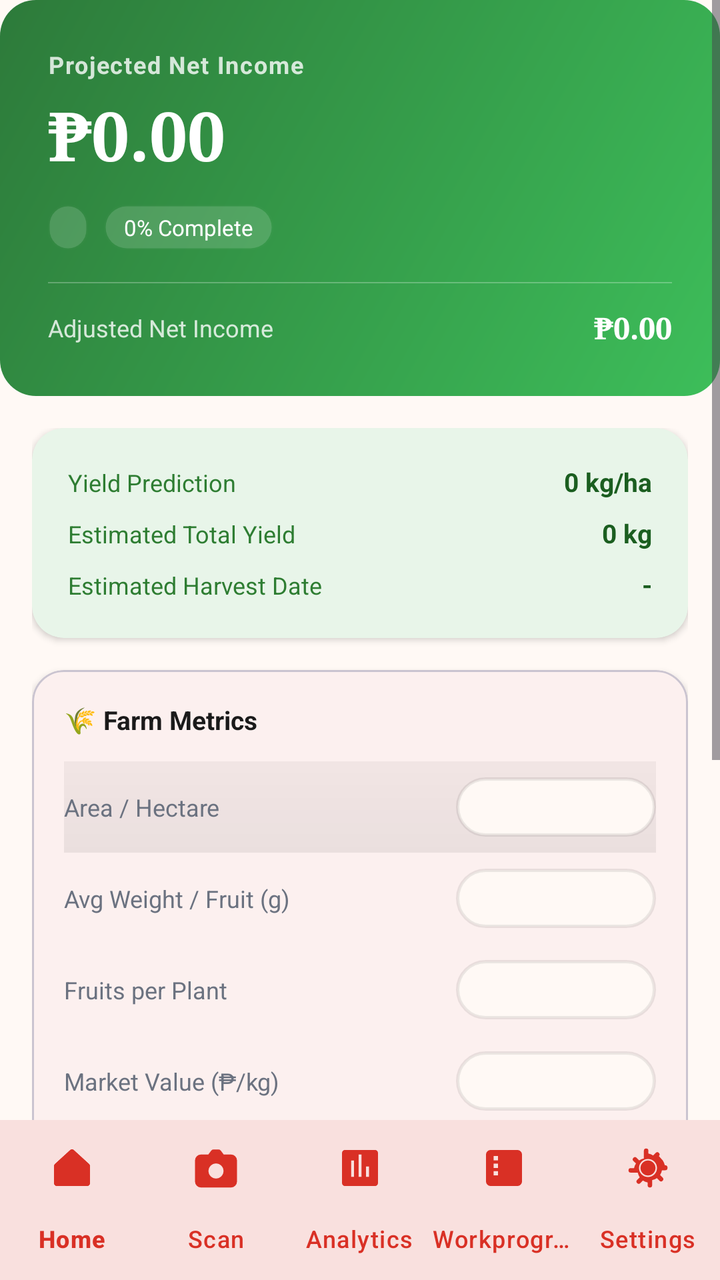
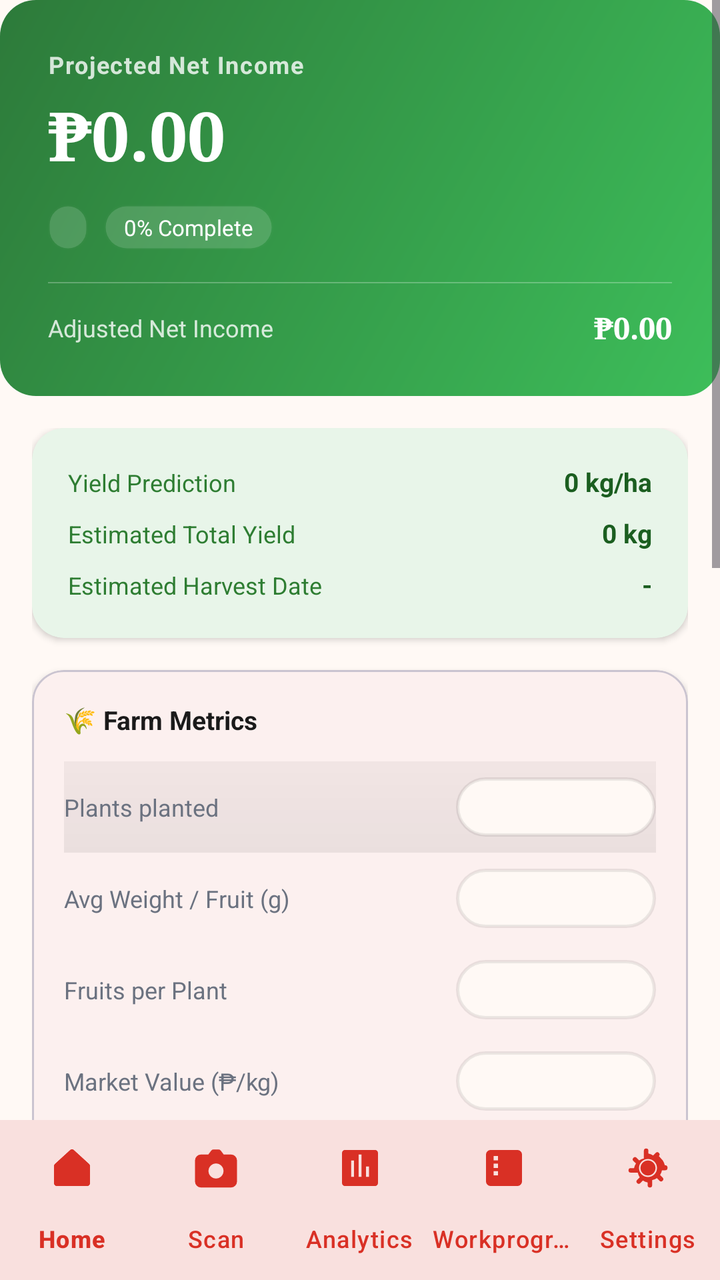

The first picture is an Android layout as it rendered before a commit; the second is the same layout after the commit. The layout source and the unified diff follow.
<!-- AndroidManifest.xml: application theme Theme.TomatoApp -->
<!-- res/layout/activity_calculator.xml -->
<?xml version="1.0" encoding="utf-8"?>
<RelativeLayout xmlns:android="http://schemas.android.com/apk/res/android"
    xmlns:app="http://schemas.android.com/apk/res-auto"
    xmlns:tools="http://schemas.android.com/tools"
    android:id="@+id/main_layout"
    android:layout_width="match_parent"
    android:layout_height="match_parent"
    android:background="@color/cream"
    tools:context=".Calculator">

    
    <ScrollView
        android:id="@+id/main_content"
        android:layout_width="match_parent"
        android:layout_height="match_parent"
        android:layout_above="@id/bottom_navigation"
        android:fillViewport="true"
        android:clipToPadding="false"
        android:paddingBottom="40dp">

        <LinearLayout
            android:layout_width="match_parent"
            android:layout_height="wrap_content"
            android:orientation="vertical"
            android:padding="0dp">

            
            <LinearLayout
                android:layout_width="match_parent"
                android:layout_height="wrap_content"
                android:orientation="vertical"
                android:background="@drawable/bg_green_gradient_rounded"
                android:padding="24dp">

                <TextView
                    android:layout_width="wrap_content"
                    android:layout_height="wrap_content"
                    android:text="Projected Net Income"
                    android:textColor="#CCFFFFFF"
                    android:textSize="12sp"
                    android:textStyle="bold"
                    android:letterSpacing="0.05"
                    android:layout_marginBottom="4dp" />

                <TextView
                    android:id="@+id/tvNetIncomeCard"
                    android:layout_width="wrap_content"
                    android:layout_height="wrap_content"
                    android:text="₱0.00"
                    android:textColor="@color/white"
                    android:fontFamily="serif"
                    android:textSize="34sp"
                    android:textStyle="bold"
                    android:layout_marginBottom="12dp" />

                <LinearLayout
                    android:layout_width="match_parent"
                    android:layout_height="wrap_content"
                    android:orientation="horizontal"
                    android:gravity="center_vertical">
                    
                    <TextView
                        android:id="@+id/tvCultivarNameTag"
                        android:layout_width="wrap_content"
                        android:layout_height="wrap_content"
                        android:background="@drawable/bg_pill_input"
                        android:backgroundTint="#26FFFFFF"
                        android:textColor="@color/white"
                        android:textSize="11sp"
                        android:paddingHorizontal="10dp"
                        android:paddingVertical="4dp"
                        android:layout_marginEnd="8dp" />

                    <TextView
                        android:id="@+id/tvCompletionRate"
                        android:layout_width="wrap_content"
                        android:layout_height="wrap_content"
                        android:text="0% Complete"
                        android:background="@drawable/bg_pill_input"
                        android:backgroundTint="#26FFFFFF"
                        android:textColor="@color/white"
                        android:textSize="11sp"
                        android:paddingHorizontal="10dp"
                        android:paddingVertical="4dp" />
                </LinearLayout>
                
                <View 
                    android:layout_width="match_parent" 
                    android:layout_height="0.5dp" 
                    android:background="#40FFFFFF" 
                    android:layout_marginTop="16dp" 
                    android:layout_marginBottom="12dp"/>
                
                <LinearLayout
                    android:layout_width="match_parent"
                    android:layout_height="wrap_content"
                    android:orientation="horizontal"
                    android:gravity="center_vertical">
                    <TextView
                        android:layout_width="wrap_content"
                        android:layout_height="wrap_content"
                        android:text="Adjusted Net Income"
                        android:textColor="#CCFFFFFF"
                        android:textSize="12sp" />
                    <View
                        android:layout_width="0dp"
                        android:layout_height="0dp"
                        android:layout_weight="1" />
                    <TextView
                        android:id="@+id/tvAdjustedNetIncome"
                        android:layout_width="wrap_content"
                        android:layout_height="wrap_content"
                        android:text="₱0.00"
                        android:textColor="@color/white"
                        android:textSize="15sp"
                        android:textStyle="bold"
                        android:fontFamily="serif" />
                </LinearLayout>
            </LinearLayout>

            <LinearLayout
                android:layout_width="match_parent"
                android:layout_height="wrap_content"
                android:orientation="vertical"
                android:padding="16dp">

                
                <com.google.android.material.card.MaterialCardView
                    android:layout_width="match_parent"
                    android:layout_height="wrap_content"
                    android:layout_marginBottom="16dp"
                    app:cardCornerRadius="16dp"
                    app:cardElevation="2dp"
                    app:cardBackgroundColor="#E8F5E9"
                    app:strokeWidth="0dp">

                    <LinearLayout
                        android:layout_width="match_parent"
                        android:layout_height="wrap_content"
                        android:orientation="vertical"
                        android:padding="18dp">

                        <LinearLayout
                            android:layout_width="match_parent"
                            android:layout_height="wrap_content"
                            android:orientation="horizontal"
                            android:layout_marginBottom="8dp">
                            <TextView
                                android:layout_width="wrap_content"
                                android:layout_height="wrap_content"
                                android:text="Yield Prediction"
                                android:textColor="#2E7D32"
                                android:textSize="12sp" />
                            <View
                                android:layout_width="0dp"
                                android:layout_height="0dp"
                                android:layout_weight="1" />
                            <TextView
                                android:id="@+id/tvHarvestPredictionYieldPerHa"
                                android:layout_width="wrap_content"
                                android:layout_height="wrap_content"
                                android:text="0 kg/ha"
                                android:textColor="#1B5E20"
                                android:textSize="13sp"
                                android:textStyle="bold" />
                        </LinearLayout>

                        <LinearLayout
                            android:layout_width="match_parent"
                            android:layout_height="wrap_content"
                            android:orientation="horizontal"
                            android:layout_marginBottom="8dp">
                            <TextView
                                android:layout_width="wrap_content"
                                android:layout_height="wrap_content"
                                android:text="Estimated Total Yield"
                                android:textColor="#2E7D32"
                                android:textSize="12sp" />
                            <View
                                android:layout_width="0dp"
                                android:layout_height="0dp"
                                android:layout_weight="1" />
                            <TextView
                                android:id="@+id/tvHarvestPredictionTotalYield"
                                android:layout_width="wrap_content"
                                android:layout_height="wrap_content"
                                android:text="0 kg"
                                android:textColor="#1B5E20"
                                android:textSize="13sp"
                                android:textStyle="bold" />
                        </LinearLayout>

                        <LinearLayout
                            android:layout_width="match_parent"
                            android:layout_height="wrap_content"
                            android:orientation="horizontal">
                            <TextView
                                android:layout_width="wrap_content"
                                android:layout_height="wrap_content"
                                android:text="Estimated Harvest Date"
                                android:textColor="#2E7D32"
                                android:textSize="12sp" />
                            <View
                                android:layout_width="0dp"
                                android:layout_height="0dp"
                                android:layout_weight="1" />
                            <TextView
                                android:id="@+id/tvHarvestPredictionDate"
                                android:layout_width="wrap_content"
                                android:layout_height="wrap_content"
                                android:text="-"
                                android:textColor="#1B5E20"
                                android:textSize="13sp"
                                android:textStyle="bold" />
                        </LinearLayout>
                    </LinearLayout>
                </com.google.android.material.card.MaterialCardView>

                
                <com.google.android.material.card.MaterialCardView
                    android:layout_width="match_parent"
                    android:layout_height="wrap_content"
                    android:layout_marginBottom="16dp"
                    app:cardCornerRadius="16dp"
                    app:cardElevation="2dp"
                    app:cardBackgroundColor="@color/white">

                    <LinearLayout
                        android:layout_width="match_parent"
                        android:layout_height="wrap_content"
                        android:orientation="vertical"
                        android:padding="16dp">

                        <TextView
                            android:layout_width="wrap_content"
                            android:layout_height="wrap_content"
                            android:text="🌾 Farm Metrics"
                            android:textColor="@color/text"
                            android:textSize="13sp"
                            android:textStyle="bold"
                            android:layout_marginBottom="12dp" />

                        <LinearLayout
                            android:layout_width="match_parent"
                            android:layout_height="wrap_content"
                            android:orientation="horizontal"
                            android:gravity="center_vertical"
                            android:paddingVertical="8dp"
                            android:background="@drawable/bottom_nav_gradient"
                            android:backgroundTint="@color/border">
                            <TextView android:layout_width="0dp" android:layout_height="wrap_content" android:layout_weight="1" android:text="Area / Hectare" android:textSize="12sp" android:textColor="@color/muted" />
                            <EditText android:id="@+id/etHectare" android:layout_width="100dp" android:layout_height="wrap_content" android:background="@drawable/bg_pill_input" android:paddingHorizontal="12dp" android:paddingVertical="6dp" android:textSize="13sp" android:textStyle="bold" android:gravity="end" android:inputType="numberDecimal" />
                        </LinearLayout>

                        <LinearLayout
                            android:layout_width="match_parent"
                            android:layout_height="wrap_content"
                            android:orientation="horizontal"
                            android:gravity="center_vertical"
                            android:paddingVertical="8dp">
                            <TextView android:layout_width="0dp" android:layout_height="wrap_content" android:layout_weight="1" android:text="Avg Weight / Fruit (g)" android:textSize="12sp" android:textColor="@color/muted" />
                            <EditText android:id="@+id/etAWF" android:layout_width="100dp" android:layout_height="wrap_content" android:background="@drawable/bg_pill_input" android:paddingHorizontal="12dp" android:paddingVertical="6dp" android:textSize="13sp" android:textStyle="bold" android:gravity="end" android:inputType="numberDecimal" />
                        </LinearLayout>

                        <LinearLayout
                            android:layout_width="match_parent"
                            android:layout_height="wrap_content"
                            android:orientation="horizontal"
                            android:gravity="center_vertical"
                            android:paddingVertical="8dp">
                            <TextView android:layout_width="0dp" android:layout_height="wrap_content" android:layout_weight="1" android:text="Fruits per Plant" android:textSize="12sp" android:textColor="@color/muted" />
                            <EditText android:id="@+id/etAFP" android:layout_width="100dp" android:layout_height="wrap_content" android:background="@drawable/bg_pill_input" android:paddingHorizontal="12dp" android:paddingVertical="6dp" android:textSize="13sp" android:textStyle="bold" android:gravity="end" android:inputType="numberDecimal" />
                        </LinearLayout>

                        <LinearLayout
                            android:layout_width="match_parent"
                            android:layout_height="wrap_content"
                            android:orientation="horizontal"
                            android:gravity="center_vertical"
                            android:paddingVertical="8dp">
                            <TextView android:layout_width="0dp" android:layout_height="wrap_content" android:layout_weight="1" android:text="Market Value (₱/kg)" android:textSize="12sp" android:textColor="@color/muted" />
                            <EditText android:id="@+id/etMarketValue" android:layout_width="100dp" android:layout_height="wrap_content" android:background="@drawable/bg_pill_input" android:paddingHorizontal="12dp" android:paddingVertical="6dp" android:textSize="13sp" android:textStyle="bold" android:gravity="end" android:inputType="numberDecimal" />
                        </LinearLayout>

                        <LinearLayout
                            android:layout_width="match_parent"
                            android:layout_height="wrap_content"
                            android:orientation="horizontal"
                            android:gravity="center_vertical"
                            android:layout_marginTop="12dp"
                            android:padding="14dp"
                            android:background="@drawable/bg_pill_input">
                            <TextView android:layout_width="wrap_content" android:layout_height="wrap_content" android:text="Sub-total Harvest" android:textSize="12sp" android:textColor="@color/muted" android:textStyle="bold" />
                            <View
                                android:layout_width="0dp"
                                android:layout_height="0dp"
                                android:layout_weight="1" />
                            <TextView android:id="@+id/tvSubTotalHarvest" android:layout_width="wrap_content" android:layout_height="wrap_content" android:text="0 kg" android:textSize="15sp" android:textStyle="bold" android:textColor="@color/green" android:fontFamily="serif" />
                        </LinearLayout>
                    </LinearLayout>
                </com.google.android.material.card.MaterialCardView>

                <TextView
                    android:layout_width="wrap_content"
                    android:layout_height="wrap_content"
                    android:text="Daily Expenses Logs"
                    android:textColor="@color/muted"
                    android:textSize="11sp"
                    android:textStyle="bold"
                    android:letterSpacing="0.05"
                    android:layout_marginBottom="12dp" />

                <LinearLayout
                    android:id="@+id/breakdownContainer"
                    android:layout_width="match_parent"
                    android:layout_height="wrap_content"
                    android:orientation="vertical" />

                <LinearLayout
                    android:layout_width="match_parent"
                    android:layout_height="wrap_content"
                    android:orientation="horizontal"
                    android:layout_marginTop="12dp">

                    <com.google.android.material.button.MaterialButton
                        android:id="@+id/btnSaveToAnalytics"
                        android:layout_width="0dp"
                        android:layout_height="56dp"
                        android:layout_weight="1"
                        android:layout_marginEnd="8dp"
                        android:text="Save to Analytics"
                        android:textColor="@color/white"
                        android:textSize="15sp"
                        android:textStyle="bold"
                        android:textAllCaps="false"
                        app:backgroundTint="@color/green_save"
                        app:cornerRadius="28dp" />

                    <com.google.android.material.button.MaterialButton
                        android:id="@+id/btnEditMetrics"
                        style="?attr/materialButtonOutlinedStyle"
                        android:layout_width="0dp"
                        android:layout_height="56dp"
                        android:layout_weight="1"
                        android:text="Edit"
                        android:textSize="15sp"
                        android:textStyle="bold"
                        android:textAllCaps="false"
                        app:cornerRadius="28dp" />
                </LinearLayout>

                
                <TextView android:id="@+id/tvSummarySubtitle" android:layout_width="0dp" android:layout_height="0dp" android:visibility="gone"/>
                <TextView android:id="@+id/tvDateSaved" android:layout_width="0dp" android:layout_height="0dp" android:visibility="gone"/>
                <TextView android:id="@+id/tvAdjustedSubtitle" android:layout_width="0dp" android:layout_height="0dp" android:visibility="gone"/>
                <TextView android:id="@+id/tvCompletionWarning" android:layout_width="0dp" android:layout_height="0dp" android:visibility="gone"/>
                <TextView android:id="@+id/tvCultivarName" android:layout_width="0dp" android:layout_height="0dp" android:visibility="gone"/>
                <com.google.android.material.button.MaterialButton android:id="@+id/btnDailyExpensesHistory" android:layout_width="0dp" android:layout_height="0dp" android:visibility="gone"/>
                <TextView android:id="@+id/tvNP" android:layout_width="0dp" android:layout_height="0dp" android:visibility="gone"/>
                <Spinner android:id="@+id/spinnerHarvestUnit" android:layout_width="0dp" android:layout_height="0dp" android:visibility="gone"/>
                <LinearLayout android:id="@+id/laborItemsContainer" android:layout_width="0dp" android:layout_height="0dp" android:visibility="gone"/>
                <TextView android:id="@+id/tvLaborTotalWorkers" android:layout_width="0dp" android:layout_height="0dp" android:visibility="gone"/>
                <TextView android:id="@+id/tvLaborTotalCost" android:layout_width="0dp" android:layout_height="0dp" android:visibility="gone"/>
                <LinearLayout android:id="@+id/materialItemsContainer" android:layout_width="0dp" android:layout_height="0dp" android:visibility="gone"/>
                <TextView android:id="@+id/tvMaterialTotalCost" android:layout_width="0dp" android:layout_height="0dp" android:visibility="gone"/>
                <LinearLayout android:id="@+id/equipmentItemsContainer" android:layout_width="0dp" android:layout_height="0dp" android:visibility="gone"/>
                <TextView android:id="@+id/tvEquipmentTotalUsage" android:layout_width="0dp" android:layout_height="0dp" android:visibility="gone"/>
                <TextView android:id="@+id/tvEquipmentTotalCost" android:layout_width="0dp" android:layout_height="0dp" android:visibility="gone"/>
                <LinearLayout android:id="@+id/miscItemsContainer" android:layout_width="0dp" android:layout_height="0dp" android:visibility="gone"/>
                <TextView android:id="@+id/tvMiscellaneousTotalCost" android:layout_width="0dp" android:layout_height="0dp" android:visibility="gone"/>
                <TextView android:id="@+id/tvTotalExpenses" android:layout_width="0dp" android:layout_height="0dp" android:visibility="gone"/>
                <TextView android:id="@+id/tvAdjustedExpenses" android:layout_width="0dp" android:layout_height="0dp" android:visibility="gone"/>

            </LinearLayout>
        </LinearLayout>
    </ScrollView>

    <com.google.android.material.bottomnavigation.BottomNavigationView
        android:id="@+id/bottom_navigation"
        android:layout_width="match_parent"
        android:layout_height="wrap_content"
        android:layout_alignParentBottom="true"
        android:background="@color/white"
        app:menu="@menu/menu_bottom_nav"
        app:itemIconTint="@color/nav_selected"
        app:itemTextColor="@color/nav_selected"
        app:labelVisibilityMode="labeled"
        app:elevation="16dp" />

</RelativeLayout>
<!-- resources referenced by this layout -->
<resources>
  <color name="border">#14000000</color>
  <color name="cream">#FFF9F5</color>
  <color name="green">#2D7A3A</color>
  <color name="green_save">#38a315</color>
  <color name="muted">#6B7280</color>
  <color name="nav_selected">#D93025</color>
  <color name="text">#1A1A1A</color>
  <color name="white">#FFFFFFFF</color>
  <!-- drawable bg_green_gradient_rounded (drawable) -->
  <?xml version="1.0" encoding="utf-8"?>
  <shape xmlns:android="http://schemas.android.com/apk/res/android">
      <gradient
          android:angle="315"
          android:endColor="@color/green_accent"
          android:startColor="@color/green"
          android:type="linear" />
      <corners android:radius="18dp" />
  </shape>
  <!-- drawable bg_pill_input (drawable) -->
  <?xml version="1.0" encoding="utf-8"?>
  <shape xmlns:android="http://schemas.android.com/apk/res/android">
      <solid android:color="@color/cream" />
      <stroke
          android:width="1.5dp"
          android:color="@color/border" />
      <corners android:radius="999dp" />
  </shape>
  <!-- drawable bottom_nav_gradient (drawable) -->
  <?xml version="1.0" encoding="utf-8"?>
  <shape xmlns:android="http://schemas.android.com/apk/res/android"
      android:shape="rectangle">
      <gradient
          android:type="linear"
          android:angle="90"
          android:startColor="#E0000000"
          android:endColor="#80000000" />
  </shape>
  <style name="Theme.TomatoApp" parent="Base.Theme.TomatoApp" />
  <color name="green_accent">#3DBE5A</color>
  <style name="Base.Theme.TomatoApp" parent="Theme.Material3.DayNight.NoActionBar">
          
          <item name="colorPrimary">@color/tomato_red</item>
          <item name="colorOnPrimary">@color/white</item>
          <item name="colorSecondary">@color/fresh_green</item>
          <item name="colorOnSecondary">@color/white</item>
          <item name="colorSurface">@color/surface</item>
          <item name="colorOnSurface">@color/text_primary</item>
          <item name="colorError">@color/error</item>
          <item name="android:windowBackground">@color/bg_light_gray</item>
      </style>
  <color name="tomato_red">#D93025</color>
  <color name="fresh_green">#3DBE5A</color>
  <color name="surface">#FFFFFF</color>
  <color name="text_primary">#1A1A1A</color>
  <color name="error">#D93025</color>
  <color name="bg_light_gray">#FFF9F5</color>
</resources>

<!-- the commit's change to res/layout/activity_calculator.xml (unified diff, before → after) -->
@@ -248,8 +248,8 @@
                             android:paddingVertical="8dp"
                             android:background="@drawable/bottom_nav_gradient"
                             android:backgroundTint="@color/border">
-                            <TextView android:layout_width="0dp" android:layout_height="wrap_content" android:layout_weight="1" android:text="Area / Hectare" android:textSize="12sp" android:textColor="@color/muted" />
-                            <EditText android:id="@+id/etHectare" android:layout_width="100dp" android:layout_height="wrap_content" android:background="@drawable/bg_pill_input" android:paddingHorizontal="12dp" android:paddingVertical="6dp" android:textSize="13sp" android:textStyle="bold" android:gravity="end" android:inputType="numberDecimal" />
+                            <TextView android:layout_width="0dp" android:layout_height="wrap_content" android:layout_weight="1" android:text="Plants planted" android:textSize="12sp" android:textColor="@color/muted" />
+                            <EditText android:id="@+id/etHectare" android:layout_width="100dp" android:layout_height="wrap_content" android:enabled="false" android:focusable="false" android:background="@drawable/bg_pill_input" android:paddingHorizontal="12dp" android:paddingVertical="6dp" android:textSize="13sp" android:textStyle="bold" android:gravity="end" android:inputType="number" />
                         </LinearLayout>
 
                         <LinearLayout
@@ -297,6 +297,64 @@
                                 android:layout_weight="1" />
                             <TextView android:id="@+id/tvSubTotalHarvest" android:layout_width="wrap_content" android:layout_height="wrap_content" android:text="0 kg" android:textSize="15sp" android:textStyle="bold" android:textColor="@color/green" android:fontFamily="serif" />
                         </LinearLayout>
+                    </LinearLayout>
+                </com.google.android.material.card.MaterialCardView>
+
+                <com.google.android.material.button.MaterialButton
+                    android:id="@+id/btnAdvancedToggle"
+                    style="?attr/materialButtonOutlinedStyle"
+                    android:layout_width="match_parent"
+                    android:layout_height="48dp"
+                    android:layout_marginBottom="12dp"
+                    android:text="Advanced ▼"
+                    android:textAllCaps="false"
+                    app:cornerRadius="24dp" />
+
+                <LinearLayout
+                    android:id="@+id/advancedFieldsContainer"
+                    android:layout_width="match_parent"
+                    android:layout_height="wrap_content"
+                    android:orientation="vertical"
+                    android:visibility="gone"
+                    android:layout_marginBottom="12dp">
+
+                    <com.google.android.material.card.MaterialCardView
+                        android:layout_width="match_parent"
+                        android:layout_height="wrap_content"
+                        app:cardCornerRadius="16dp"
+                        app:cardElevation="2dp"
+                        app:cardBackgroundColor="@color/white">
+                        <LinearLayout android:layout_width="match_parent" android:layout_height="wrap_content" android:orientation="vertical" android:padding="16dp">
+                            <LinearLayout android:layout_width="match_parent" android:layout_height="wrap_content" android:orientation="horizontal" android:gravity="center_vertical" android:paddingVertical="6dp">
+                                <TextView android:layout_width="0dp" android:layout_height="wrap_content" android:layout_weight="1" android:text="Expected losses (%)" android:textSize="12sp" android:textColor="@color/muted"/>
+                                <EditText android:id="@+id/etFinanceLossPct" android:layout_width="100dp" android:layout_height="wrap_content" android:background="@drawable/bg_pill_input" android:gravity="end" android:inputType="numberDecimal" android:padding="8dp" android:text="0"/>
+                            </LinearLayout>
+                            <TextView android:layout_width="wrap_content" android:layout_height="wrap_content" android:text="Per-phase budgets (₱)" android:textStyle="bold" android:textSize="12sp" android:layout_marginTop="8dp"/>
+                            <EditText android:id="@+id/etPhaseBudget1" android:layout_width="match_parent" android:layout_height="wrap_content" android:hint="Phase 1 budget" android:inputType="numberDecimal"/>
+                            <EditText android:id="@+id/etPhaseBudget2" android:layout_width="match_parent" android:layout_height="wrap_content" android:hint="Phase 2 budget" android:inputType="numberDecimal"/>
+                            <EditText android:id="@+id/etPhaseBudget3" android:layout_width="match_parent" android:layout_height="wrap_content" android:hint="Phase 3 budget" android:inputType="numberDecimal"/>
+                            <EditText android:id="@+id/etPhaseBudget4" android:layout_width="match_parent" android:layout_height="wrap_content" android:hint="Phase 4 budget" android:inputType="numberDecimal"/>
+                            <EditText android:id="@+id/etPhaseBudget5" android:layout_width="match_parent" android:layout_height="wrap_content" android:hint="Phase 5 budget" android:inputType="numberDecimal"/>
+                        </LinearLayout>
+                    </com.google.android.material.card.MaterialCardView>
+                </LinearLayout>
+
+                <com.google.android.material.card.MaterialCardView
+                    android:layout_width="match_parent"
+                    android:layout_height="wrap_content"
+                    android:layout_marginBottom="12dp"
+                    app:cardCornerRadius="16dp"
+                    app:cardElevation="2dp"
+                    app:cardBackgroundColor="@color/white">
+                    <LinearLayout android:layout_width="match_parent" android:layout_height="wrap_content" android:orientation="vertical" android:padding="16dp">
+                        <TextView android:id="@+id/tvCostProjectionTitle" android:layout_width="wrap_content" android:layout_height="wrap_content" android:text="Costs logged so far" android:textStyle="bold" android:textSize="13sp" android:textColor="@color/text"/>
+                        <TextView android:id="@+id/tvPlannedCost" android:layout_width="wrap_content" android:layout_height="wrap_content" android:text="Net so far: ₱0.00" android:textSize="15sp" android:textStyle="bold" android:textColor="@color/green" android:layout_marginTop="6dp"/>
+                        <TextView android:id="@+id/tvCostPerKg" android:layout_width="wrap_content" android:layout_height="wrap_content" android:text="Cost/kg: ₱0.00" android:layout_marginTop="8dp"/>
+                        <TextView android:id="@+id/tvBreakEvenPrice" android:layout_width="wrap_content" android:layout_height="wrap_content" android:text="Break-even price: ₱0.00/kg"/>
+                        <TextView android:id="@+id/tvBreakEvenYield" android:layout_width="wrap_content" android:layout_height="wrap_content" android:text="Break-even yield: 0 kg"/>
+                        <TextView android:id="@+id/tvMargin" android:layout_width="wrap_content" android:layout_height="wrap_content" android:text="Margin: 0.00%"/>
+                        <TextView android:id="@+id/tvWhatIfPrices" android:layout_width="wrap_content" android:layout_height="wrap_content" android:text="what-if, not a forecast" android:textStyle="italic" android:layout_marginTop="8dp"/>
+                        <TextView android:id="@+id/tvCompletionWarning" android:layout_width="match_parent" android:layout_height="wrap_content" android:visibility="gone" android:textColor="#A33A18" android:layout_marginTop="8dp"/>
                     </LinearLayout>
                 </com.google.android.material.card.MaterialCardView>
 
@@ -353,7 +411,6 @@
                 <TextView android:id="@+id/tvSummarySubtitle" android:layout_width="0dp" android:layout_height="0dp" android:visibility="gone"/>
                 <TextView android:id="@+id/tvDateSaved" android:layout_width="0dp" android:layout_height="0dp" android:visibility="gone"/>
                 <TextView android:id="@+id/tvAdjustedSubtitle" android:layout_width="0dp" android:layout_height="0dp" android:visibility="gone"/>
-                <TextView android:id="@+id/tvCompletionWarning" android:layout_width="0dp" android:layout_height="0dp" android:visibility="gone"/>
                 <TextView android:id="@+id/tvCultivarName" android:layout_width="0dp" android:layout_height="0dp" android:visibility="gone"/>
                 <com.google.android.material.button.MaterialButton android:id="@+id/btnDailyExpensesHistory" android:layout_width="0dp" android:layout_height="0dp" android:visibility="gone"/>
                 <TextView android:id="@+id/tvNP" android:layout_width="0dp" android:layout_height="0dp" android:visibility="gone"/>
